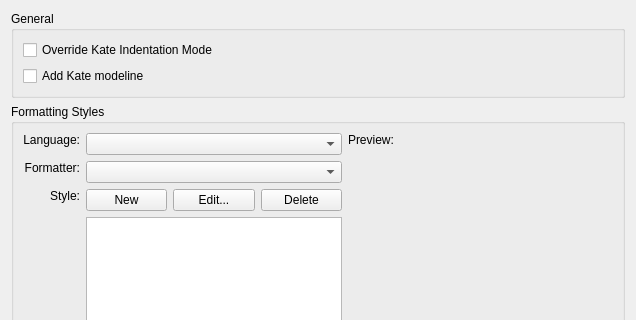
KDE/kdevelop, file shell/settings/sourceformattersettings.ui: the form before one commit; both pictures show x 0 to 636 and y 0 to 320 of the 636 by 632 pixel window.
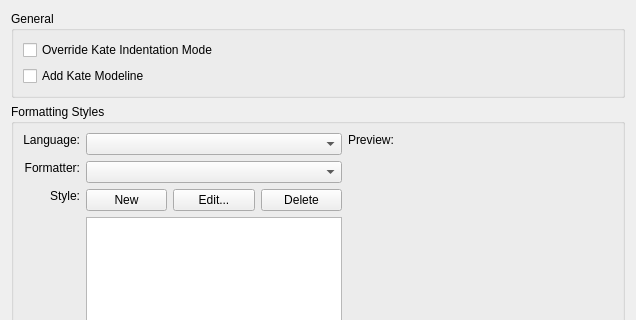
The form after the commit. Custom widgets are drawn as their Qt base class.

Commit message: Only adapt editor mode if there is no modeline, and fill "indent-width" modeline variable

```diff
--- a/shell/settings/sourceformattersettings.ui
+++ b/shell/settings/sourceformattersettings.ui
@@ -33,7 +33,7 @@
          <string>Add kate modeline representing the indentation to formatted documents.</string>
         </property>
         <property name="text">
-         <string>Add Kate modeline</string>
+         <string>Add Kate Modeline</string>
         </property>
        </widget>
       </item>
```
Left out of the diff: 4 changed lines with no effect on the pictures. The commit also changes 2 other files.
